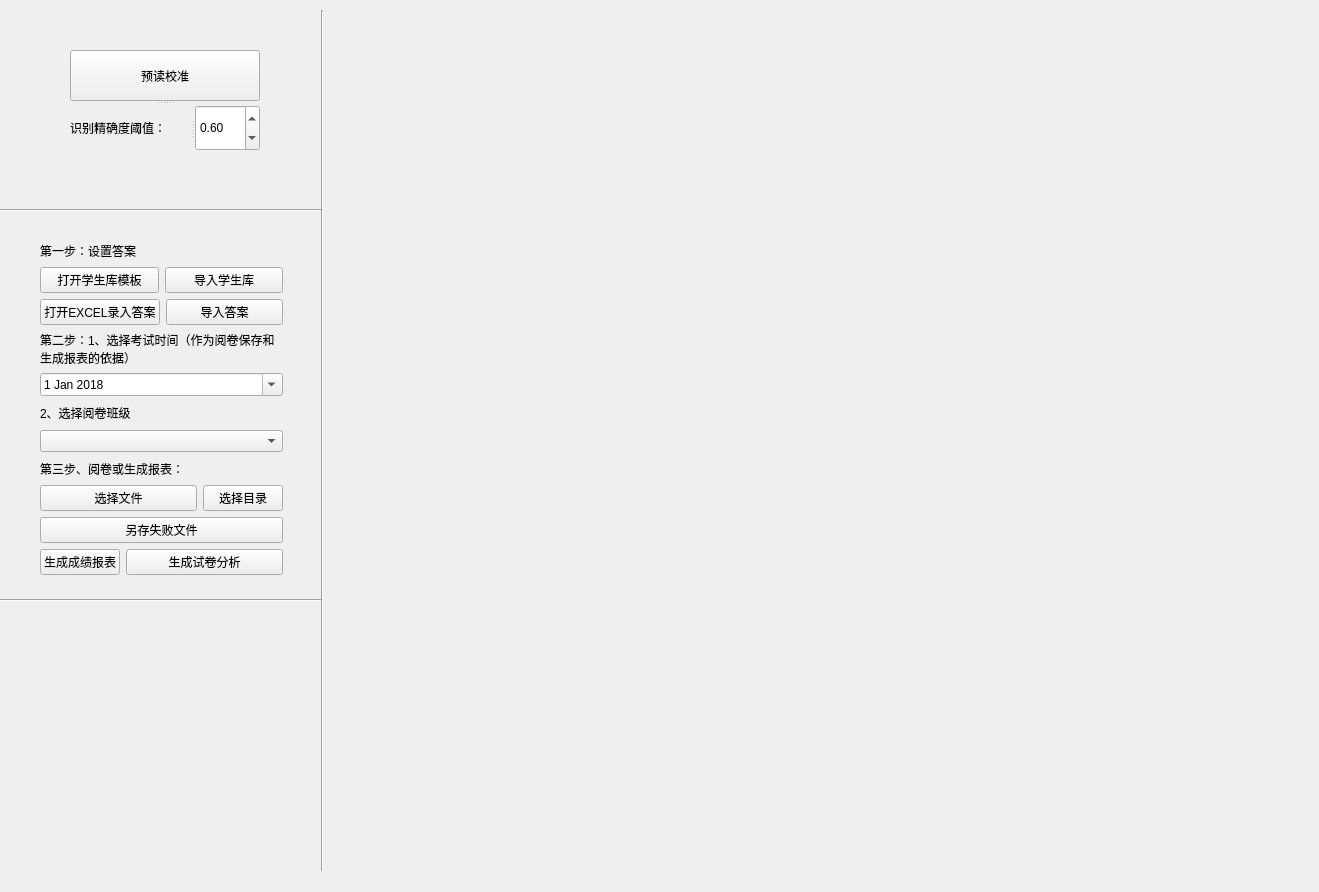
Old version of the form PicMainWindow.ui in the repository r53127/MyScan.
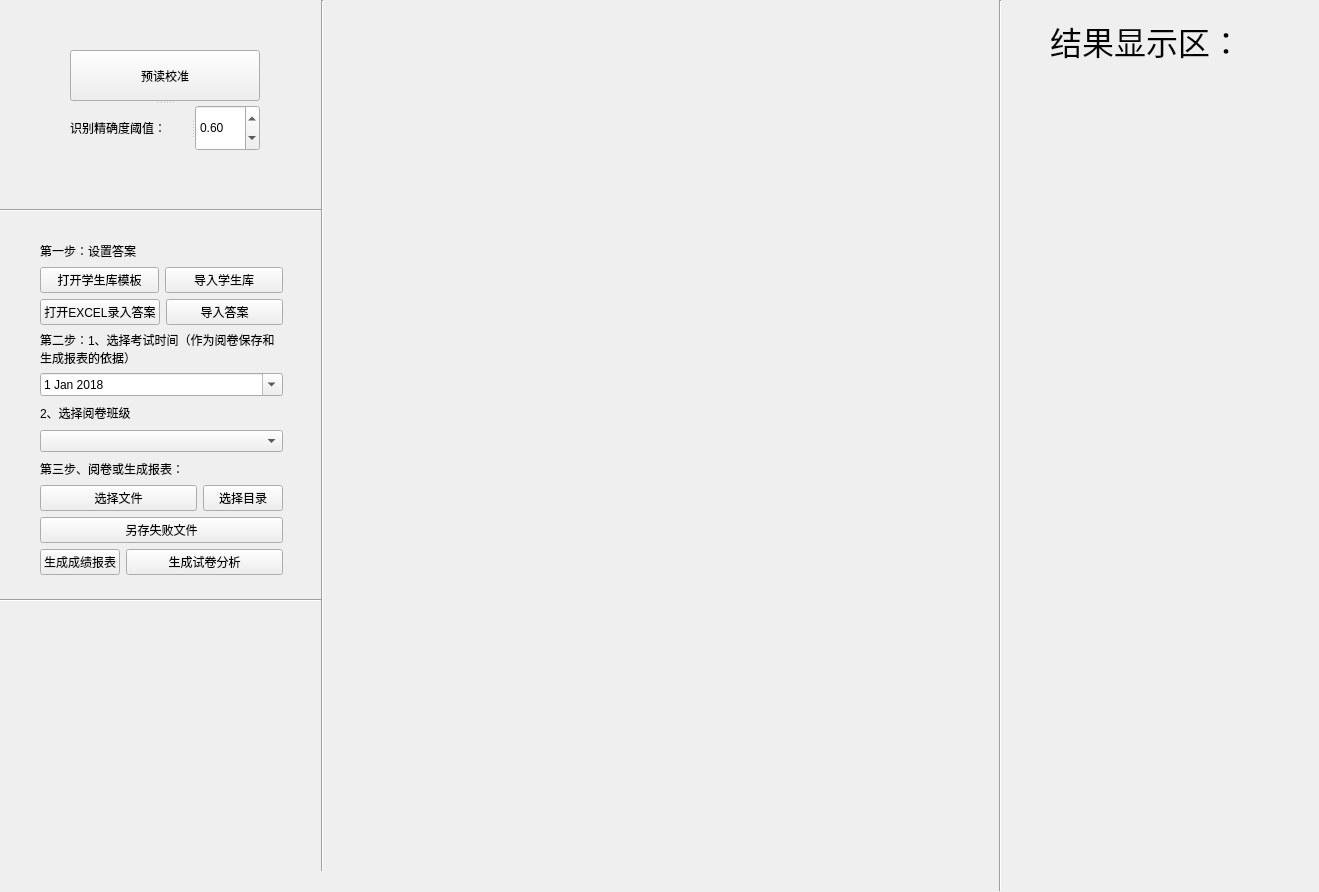
New version of the form.

```diff
--- a/PicMainWindow.ui
+++ b/PicMainWindow.ui
@@ -206,9 +206,9 @@
     <property name="geometry">
      <rect>
       <x>312</x>
-      <y>10</y>
+      <y>0</y>
       <width>21</width>
-      <height>861</height>
+      <height>871</height>
      </rect>
     </property>
     <property name="sizePolicy">
@@ -227,8 +227,8 @@
    <widget class="QLabel" name="label_4">
     <property name="geometry">
      <rect>
-      <x>400</x>
-      <y>550</y>
+      <x>390</x>
+      <y>820</y>
       <width>391</width>
       <height>17</height>
      </rect>
@@ -334,6 +334,47 @@
      <enum>Qt::Horizontal</enum>
     </property>
    </widget>
+   <widget class="Line" name="line_4">
+    <property name="geometry">
+     <rect>
+      <x>990</x>
+      <y>0</y>
+      <width>21</width>
+      <height>891</height>
+     </rect>
+    </property>
+    <property name="sizePolicy">
+     <sizepolicy hsizetype="Expanding" vsizetype="Expanding">
+      <horstretch>0</horstretch>
+      <verstretch>0</verstretch>
+     </sizepolicy>
+    </property>
+    <property name="midLineWidth">
+     <number>0</number>
+    </property>
+    <property name="orientation">
+     <enum>Qt::Vertical</enum>
+    </property>
+   </widget>
+   <widget class="QLabel" name="label_7">
+    <property name="geometry">
+     <rect>
+      <x>1050</x>
+      <y>10</y>
+      <width>231</width>
+      <height>61</height>
+     </rect>
+    </property>
+    <property name="font">
+     <font>
+      <family>华文楷体</family>
+      <pointsize>24</pointsize>
+     </font>
+    </property>
+    <property name="text">
+     <string>结果显示区：</string>
+    </property>
+   </widget>
   </widget>
  </widget>
  <resources/>
```
Left out of the diff: 26 changed lines with no effect on the pictures.
